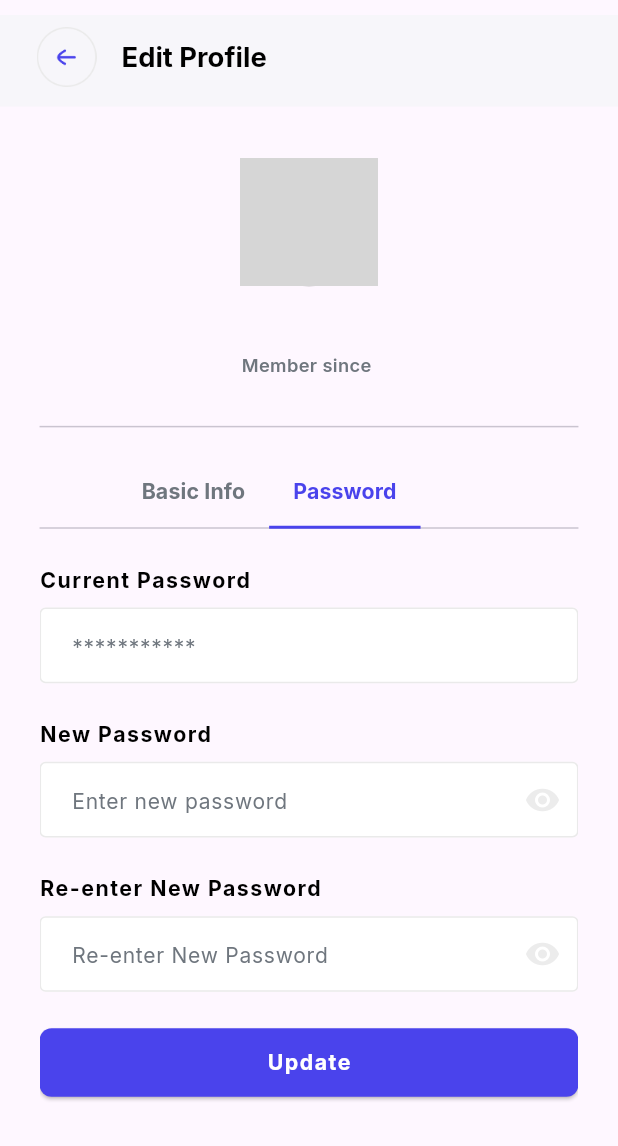
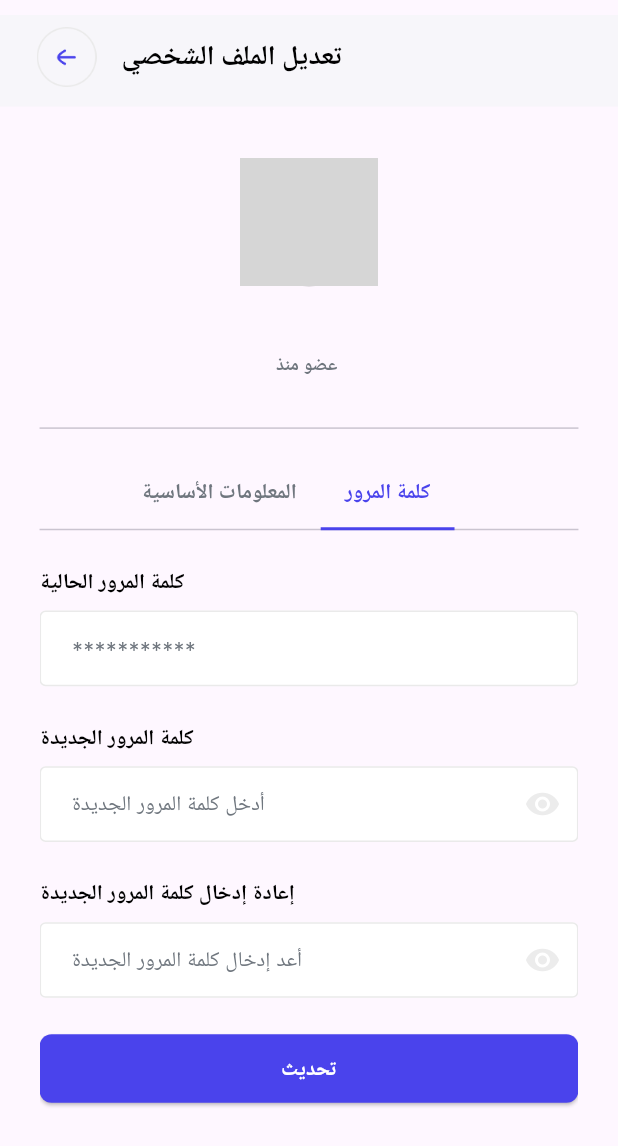
Before and after one commit to harrypotterse/lms-mobile-app, a Flutter app: the EditProfileScreen screen opened directly, tab 2 chosen, on a phone screen of 412 x 824 dp. Shown: the top 1146 px of the screen. Run offline on Flutter 3.47's test engine with Material 3 defaults, Android fonts, the phone set to English and light mode, and no system bars; our stand-ins replace cached_network_image, carousel_indicator, connectivity_plus, dio, file_picker, fl_chart and 15 more; missing offline and left inert: flutter_inappwebview, webview_flutter_android, webview_flutter_wkwebview; accounts and stored records are empty; network calls fail; project files that could hold a hidden picture were left out; grey boxes are pictures that could not be loaded.

Commit message:
Update Arabic translations for profile screens, including My Profile, Edit Profile, and password management, to improve localization and user experience.

```diff
--- a/lib/screen/profile/edit_profile_screen/edit_profile_screen.dart
+++ b/lib/screen/profile/edit_profile_screen/edit_profile_screen.dart
@@ -34,7 +34,7 @@ class _EditProfileScreenState extends State<EditProfileScreen>
           return Scaffold(
             appBar: PreferredSize(
               preferredSize: Size.fromHeight(70.h),
-              child: const CustomAppBar(appBarName: 'Edit Profile'),
+              child: const CustomAppBar(appBarName: 'تعديل الملف الشخصي'),
             ),
             body: SingleChildScrollView(
               child: Padding(
@@ -121,7 +121,7 @@ class _EditProfileScreenState extends State<EditProfileScreen>
                           ),
                           CustomText(
                             text:
-                                'Member since ${provider.userJoinDate ?? ''}',
+                                'عضو منذ ${provider.userJoinDate ?? ''}',
                             fontSize: 12.sp,
                             fontWeight: FontWeight.w600,
                             color: AppColors.body,
@@ -147,10 +147,10 @@ class _EditProfileScreenState extends State<EditProfileScreen>
                             fontSize: 14.sp, fontWeight: FontWeight.w700),
                         tabs: const [
                           Tab(
-                            text: 'Basic Info',
+                            text: 'المعلومات الأساسية',
                           ),
                           Tab(
-                            text: 'Password',
+                            text: 'كلمة المرور',
                           ),
                         ],
                         controller: _tabController,
--- a/lib/screen/profile/my_profile_screen.dart
+++ b/lib/screen/profile/my_profile_screen.dart
@@ -24,7 +24,7 @@ class MyProfileScreen extends StatefulWidget {
 }
 
 class _MyProfileScreenState extends State<MyProfileScreen> {
-  List<String> examType = ["My Courses", "Assignments", "Certificate"];
+  List<String> examType = ["دوراتي", "الواجبات", "الشهادات"];
   var selectedIndex = 0;
   ScrollController? _scrollViewController;
   @override
@@ -35,7 +35,7 @@ class _MyProfileScreenState extends State<MyProfileScreen> {
         appBar: widget.isBottomNav == false
             ? PreferredSize(
                 preferredSize: Size.fromHeight(70.h),
-                child: const CustomAppBar(appBarName: 'Profile'),
+                child: const CustomAppBar(appBarName: 'الملف الشخصي'),
               )
             : const PreferredSize(
                 // ignore: sort_child_properties_last
@@ -92,7 +92,7 @@ class _MyProfileScreenState extends State<MyProfileScreen> {
                                 ),
                                 CustomText(
                                   text:
-                                      'Member since ${provider.userJoinDate ?? ''}',
+                                      'عضو منذ ${provider.userJoinDate ?? ''}',
                                   fontSize: 12.sp,
                                   fontWeight: FontWeight.w400,
                                   color: Colors.black,
@@ -262,7 +262,7 @@ class _MyProfileScreenState extends State<MyProfileScreen> {
                                             ));
                                       },
                                       child: CustomText(
-                                        text: "Play Now",
+                                        text: "تشغيل الآن",
                                         color: AppColors.white,
                                         fontSize: 12.sp,
                                         fontWeight: FontWeight.w500,
@@ -299,7 +299,7 @@ class _MyProfileScreenState extends State<MyProfileScreen> {
                               return AllAssignmentListCart(
                                 deadline: data?.deadline.toString(),
                                 details: data?.details ?? '',
-                                status: 'Not Submitted',
+                                status: 'لم يتم التسليم',
                                 title: "${data?.title}".split(" ")[0],
                                 onTap: () {
                                   return NavUtil.navigateScreen(
--- a/lib/screen/profile/widgets/password_content.dart
+++ b/lib/screen/profile/widgets/password_content.dart
@@ -27,12 +27,12 @@ class _PasswordContentState extends State<PasswordContent> {
             height: 24.h,
           ),
           FromField(
-            title: "Current Password",
+            title: "كلمة المرور الحالية",
             hintText: "***********",
             controller: widget.provider?.oldPasswordController,
             validator: (textValue) {
               if (textValue == null || textValue.isEmpty) {
-                return 'Current Password is required!';
+                return 'كلمة المرور الحالية مطلوبة!';
               }
               return null;
             },
@@ -49,7 +49,7 @@ class _PasswordContentState extends State<PasswordContent> {
             crossAxisAlignment: CrossAxisAlignment.start,
             children: [
               Text(
-                'New Password',
+                'كلمة المرور الجديدة',
                 style: TextStyle(
                     letterSpacing: 1,
                     color: Colors.black,
@@ -67,7 +67,7 @@ class _PasswordContentState extends State<PasswordContent> {
                     fillColor: AppColors.white,
                     contentPadding:
                         EdgeInsets.symmetric(vertical: 13.h, horizontal: 16.w),
-                    hintText: 'Enter new password',
+                    hintText: 'أدخل كلمة المرور الجديدة',
                     enabledBorder: const OutlineInputBorder(
                       borderSide: BorderSide(color: AppColors.border),
                     ),
@@ -88,7 +88,7 @@ class _PasswordContentState extends State<PasswordContent> {
                     border: const OutlineInputBorder()),
                     validator: (textValue) {
                   if (textValue == null || textValue.isEmpty) {
-                    return 'New Password is required!';
+                    return 'كلمة المرور الجديدة مطلوبة!';
                   }
                   return null;
                 },
@@ -102,7 +102,7 @@ class _PasswordContentState extends State<PasswordContent> {
             crossAxisAlignment: CrossAxisAlignment.start,
             children: [
               Text(
-                'Re-enter New Password',
+                'إعادة إدخال كلمة المرور الجديدة',
                 style: TextStyle(
                     letterSpacing: 1,
                     color: Colors.black,
@@ -120,7 +120,7 @@ class _PasswordContentState extends State<PasswordContent> {
                     fillColor: AppColors.white,
                     contentPadding:
                         EdgeInsets.symmetric(vertical: 13.h, horizontal: 16.w),
-                    hintText: 'Re-enter New Password',
+                    hintText: 'أعد إدخال كلمة المرور الجديدة',
                     enabledBorder: const OutlineInputBorder(
                       borderSide: BorderSide(color: AppColors.border),
                     ),
@@ -141,7 +141,7 @@ class _PasswordContentState extends State<PasswordContent> {
                     border: const OutlineInputBorder()),
                        validator: (textValue) {
                   if (textValue == null || textValue.isEmpty) {
-                    return 'Re-enter Password is required!';
+                    return 'إعادة إدخال كلمة المرور مطلوبة!';
                   }
                   return null;
                 },
@@ -152,7 +152,7 @@ class _PasswordContentState extends State<PasswordContent> {
             height: 24.h,
           ),
           ElevatedButtonWidget(
-            text: "Update",
+            text: "تحديث",
             onPressed: () {
             if(_passwordFormKey.currentState!.validate()){
                 widget.provider?.updatePassword(context);
```
Also changed, not shown: lib/screen/profile/edit_profile_screen/components/custom_dialog_image.dart (+4 -4 lines), lib/screen/profile/widgets/basic_info_content.dart (+6 -6 lines).
